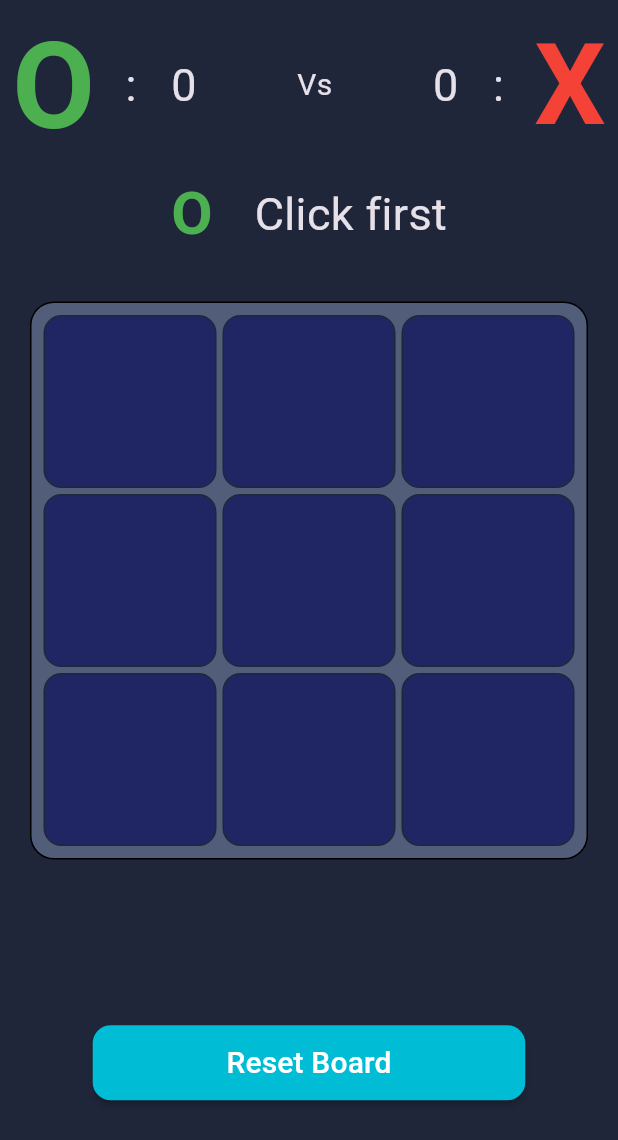
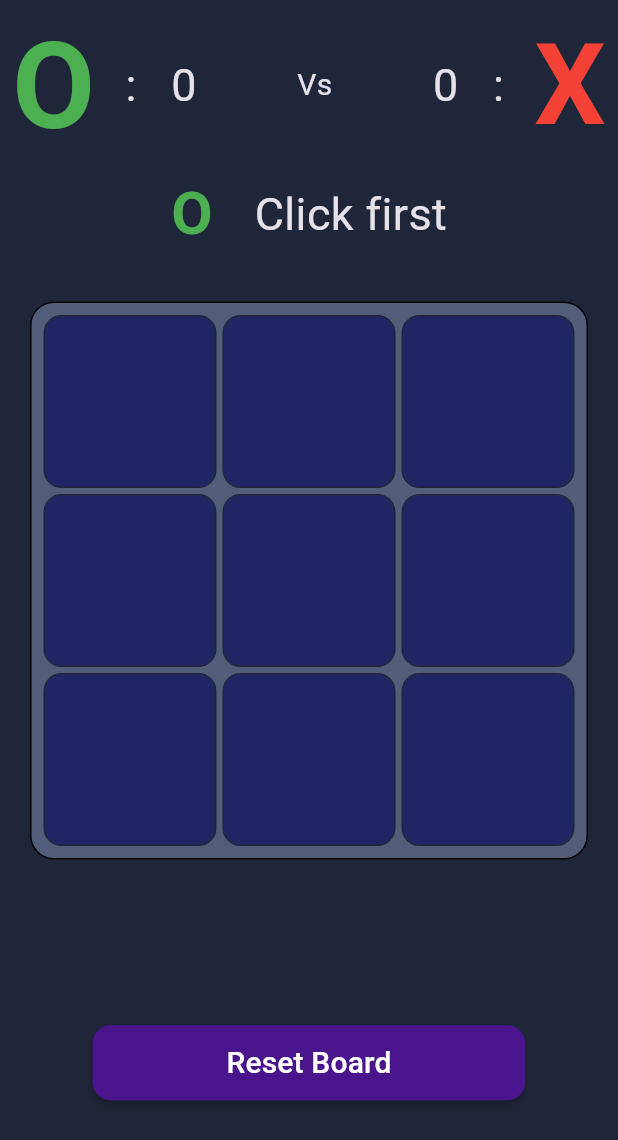
Before and after one commit to Mahmoud-Adel-Ali/XO-Game, a Flutter app: the GameView screen opened directly, on a phone screen of 412 x 824 dp. Shown: the top 1140 px of the screen. Run offline on Flutter 3.47's test engine with Material 3 defaults, Android fonts, the phone set to English and light mode, and no system bars; our stand-ins replace animate_do, awesome_dialog, easy_splash_screen.

```diff
--- a/lib/widgets/game_view_body.dart
+++ b/lib/widgets/game_view_body.dart
@@ -50,7 +50,9 @@ class _GameViewBodyState extends State<GameViewBody> {
               Navigator.of(context).pushReplacement(
                   MaterialPageRoute(builder: (context) => const GameView()));
             },
-            text: 'Reset Board'),
+            text: 'Reset Board',
+            color: Colors.purple.shade900,
+            ),
         const Expanded(child: SizedBox()),
       ],
     );
```
Also changed, not shown: lib/manager/check_the_winner.dart (+1 -8 lines).
